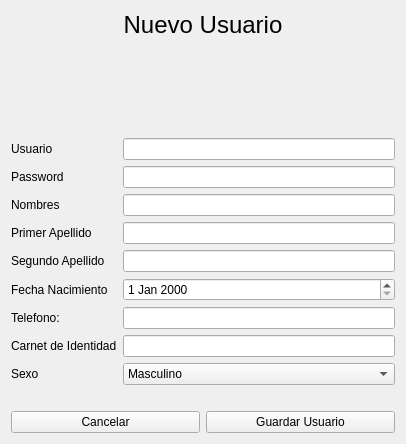
Old version of the form FormCreateUsuario.ui in the repository SoftTechMX/sistema-imagis.
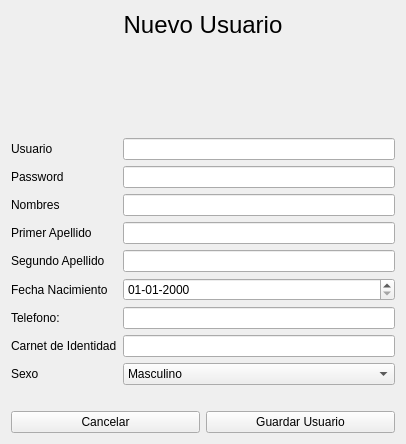
New version of the form.

Diff of the .ui file:
```diff
--- a/FormCreateUsuario.ui
+++ b/FormCreateUsuario.ui
@@ -82,7 +82,11 @@
       </widget>
      </item>
      <item row="5" column="1">
-      <widget class="QDateEdit" name="txt_fehca_nacimeinto"/>
+      <widget class="QDateEdit" name="txt_fehca_nacimeinto">
+       <property name="displayFormat">
+        <string notr="true">dd-MM-yyyy</string>
+       </property>
+      </widget>
      </item>
      <item row="8" column="0">
       <widget class="QLabel" name="label_6">
```
Left out of the diff: 4 changed lines with no effect on the pictures.
